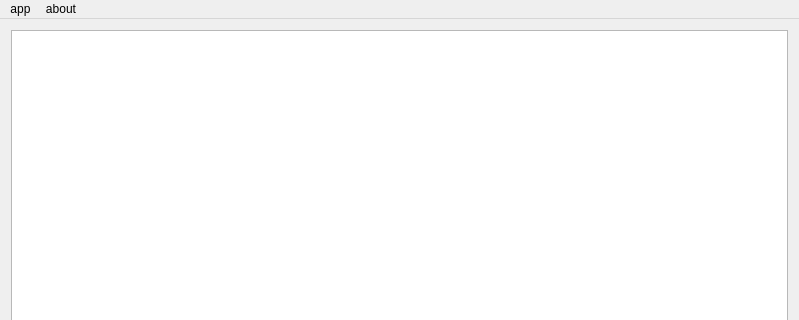
xclxxl414/bftrader, file datarecorder/ui/mainwindow.ui: the form before one commit; both pictures show x 0 to 799 and y 0 to 320 of the 799 by 581 pixel window.
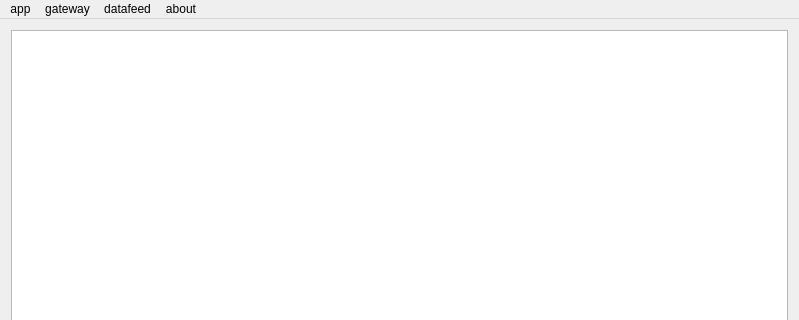
The form after the commit.

The edit to the form file:
```diff
--- a/datarecorder/ui/mainwindow.ui
+++ b/datarecorder/ui/mainwindow.ui
@@ -56,7 +56,23 @@
     <addaction name="actionAppVersion"/>
     <addaction name="menu_NO_MONEY"/>
    </widget>
+   <widget class="QMenu" name="menuGateway">
+    <property name="title">
+     <string>gateway</string>
+    </property>
+    <addaction name="actionGatewayConnect"/>
+    <addaction name="actionGatewayDisconnect"/>
+   </widget>
+   <widget class="QMenu" name="menuDatafeed">
+    <property name="title">
+     <string>datafeed</string>
+    </property>
+    <addaction name="actionDatafeedConnect"/>
+    <addaction name="actionDatafeedDisconnect"/>
+   </widget>
    <addaction name="menuApp"/>
+   <addaction name="menuGateway"/>
+   <addaction name="menuDatafeed"/>
    <addaction name="menuAbout"/>
   </widget>
   <action name="actionAppQuit">
```
Left out of the diff: 20 changed lines with no effect on the pictures.
